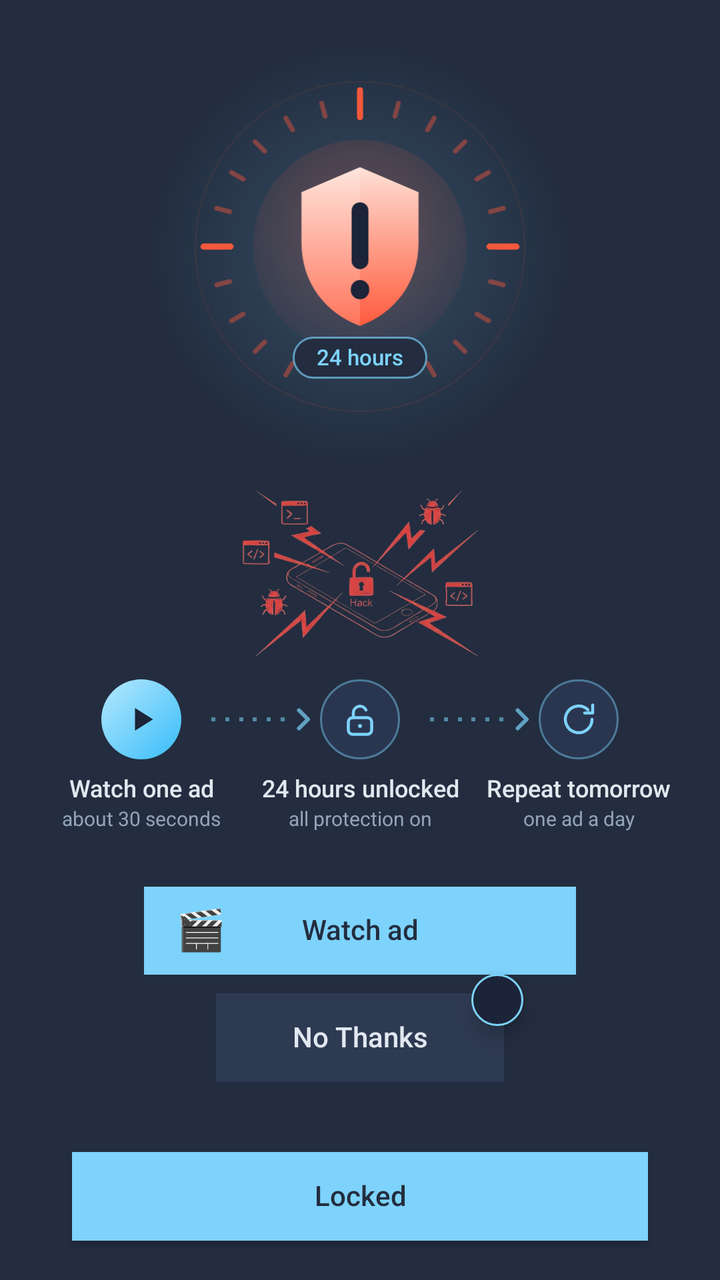
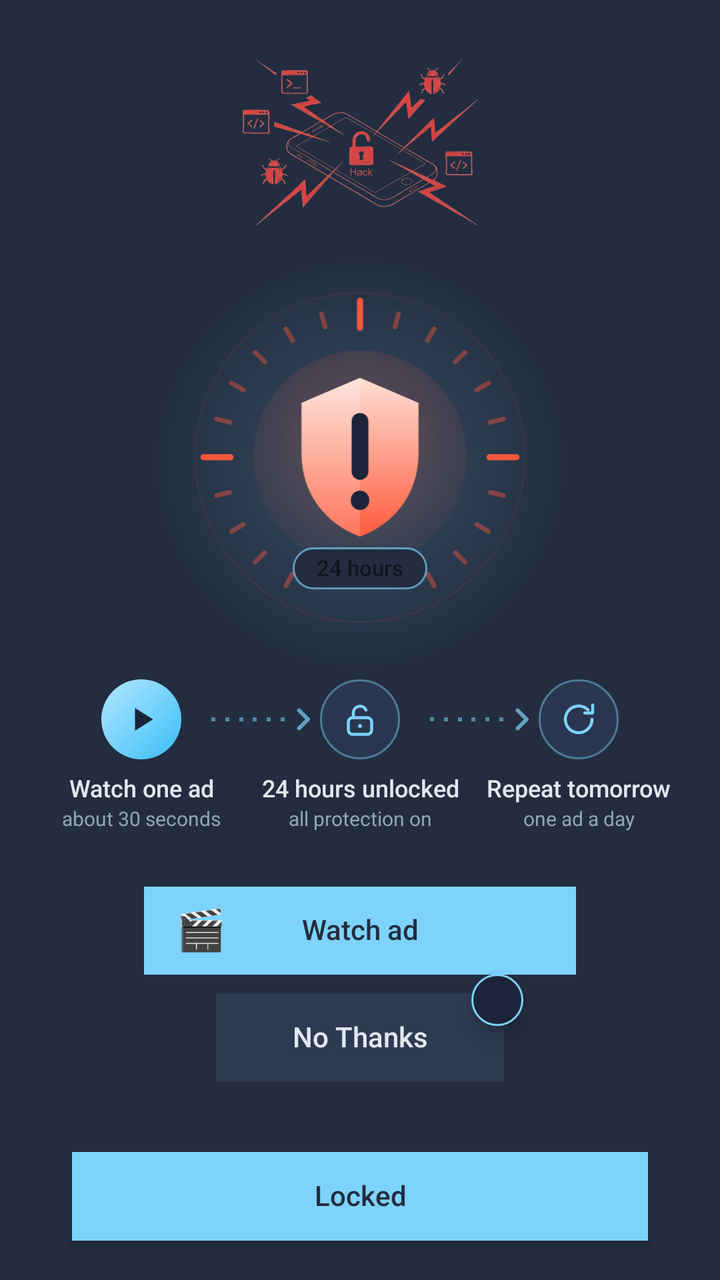

Two renders of the same Android screen: before a commit and after it. Below are the layout's source before the change and the commit's diff.
<!-- AndroidManifest.xml: activity theme Theme.NihalHome -->
<!-- res/layout/activity_premium.xml -->
<?xml version="1.0" encoding="utf-8"?>
<LinearLayout xmlns:android="http://schemas.android.com/apk/res/android"
    android:layout_width="match_parent"
    android:layout_height="match_parent"
    android:orientation="vertical"
    android:weightSum="1000"
    android:background="@color/onboarding_background"
    android:clipChildren="false"
    android:clipToPadding="false">

    <View
        android:layout_width="match_parent"
        android:layout_height="0dp"
        android:layout_weight="30" />

    <LinearLayout
        android:layout_width="match_parent"
        android:layout_height="0dp"
        android:layout_weight="663"
        android:orientation="vertical"
        android:clipChildren="false"
        android:clipToPadding="false">

        <FrameLayout
            android:layout_width="match_parent"
            android:layout_height="wrap_content"
            android:background="@drawable/bg_premium_hero_glow"
            android:paddingTop="20dp"
            android:paddingBottom="20dp">

            <LinearLayout
                android:layout_width="match_parent"
                android:layout_height="wrap_content"
                android:orientation="horizontal"
                android:weightSum="100">

                <View
                    android:layout_width="0dp"
                    android:layout_height="match_parent"
                    android:layout_weight="20" />

                <ImageView
                    android:id="@+id/imageHero"
                    android:layout_width="0dp"
                    android:layout_height="wrap_content"
                    android:layout_weight="60"
                    android:adjustViewBounds="true"
                    android:scaleType="fitCenter"
                    android:src="@drawable/ic_premium_hero"
                    android:importantForAccessibility="no" />

                <View
                    android:layout_width="0dp"
                    android:layout_height="match_parent"
                    android:layout_weight="20" />

            </LinearLayout>

            <TextView
                android:id="@+id/textHeroChip"
                android:layout_width="wrap_content"
                android:layout_height="wrap_content"
                android:layout_gravity="bottom|center_horizontal"
                android:layout_marginBottom="25dp"
                android:background="@drawable/bg_premium_hero_chip"
                android:fontFamily="sans-serif-medium"
                android:includeFontPadding="false"
                android:paddingStart="12dp"
                android:paddingTop="4dp"
                android:paddingEnd="12dp"
                android:paddingBottom="4dp"
                android:text="@string/premium_hero_chip"
                android:textColor="@color/onboarding_accent"
                android:textSize="11sp" />

        </FrameLayout>

        <ImageView
            android:id="@+id/imageGapFill"
            android:layout_width="match_parent"
            android:layout_height="0dp"
            android:layout_weight="1"
            android:layout_marginStart="16dp"
            android:layout_marginTop="8dp"
            android:layout_marginEnd="16dp"
            android:layout_marginBottom="8dp"
            android:adjustViewBounds="true"
            android:scaleType="fitCenter"
            android:src="@drawable/premium_gap_image"
            android:importantForAccessibility="no" />

        <LinearLayout
            android:id="@+id/stepsStrip"
            android:layout_width="match_parent"
            android:layout_height="wrap_content"
            android:layout_marginBottom="28dp"
            android:orientation="horizontal"
            android:paddingStart="16dp"
            android:paddingEnd="16dp"
            android:weightSum="3">

            <LinearLayout
                android:layout_width="0dp"
                android:layout_height="wrap_content"
                android:layout_weight="1"
                android:orientation="vertical">

                <LinearLayout
                    android:layout_width="match_parent"
                    android:layout_height="wrap_content"
                    android:gravity="center_vertical"
                    android:orientation="horizontal">

                    <View
                        android:layout_width="0dp"
                        android:layout_height="4dp"
                        android:layout_marginEnd="14dp"
                        android:layout_weight="1" />

                    <FrameLayout
                        android:layout_width="40dp"
                        android:layout_height="40dp"
                        android:background="@drawable/bg_step_active">

                        <ImageView
                            android:layout_width="20dp"
                            android:layout_height="20dp"
                            android:layout_gravity="center"
                            android:src="@drawable/ic_step_play"
                            android:importantForAccessibility="no" />

                    </FrameLayout>

                    <View
                        android:layout_width="0dp"
                        android:layout_height="4dp"
                        android:layout_marginStart="14dp"
                        android:layout_weight="1"
                        android:background="@drawable/bg_step_dots" />

                </LinearLayout>

                <TextView
                    android:id="@+id/textStepWatchTitle"
                    android:layout_width="match_parent"
                    android:layout_height="wrap_content"
                    android:layout_marginTop="8dp"
                    android:fontFamily="sans-serif-medium"
                    android:gravity="center"
                    android:includeFontPadding="false"
                    android:maxLines="2"
                    android:paddingStart="2dp"
                    android:paddingEnd="2dp"
                    android:text="@string/premium_step_watch_title"
                    android:textColor="@color/onboarding_heading"
                    android:textSize="12sp" />

                <TextView
                    android:id="@+id/textStepWatchSub"
                    android:layout_width="match_parent"
                    android:layout_height="wrap_content"
                    android:layout_marginTop="2dp"
                    android:gravity="center"
                    android:includeFontPadding="false"
                    android:maxLines="2"
                    android:paddingStart="2dp"
                    android:paddingEnd="2dp"
                    android:text="@string/premium_step_watch_sub"
                    android:textColor="@color/premium_muted"
                    android:textSize="10sp" />

            </LinearLayout>

            <LinearLayout
                android:layout_width="0dp"
                android:layout_height="wrap_content"
                android:layout_weight="1"
                android:orientation="vertical">

                <LinearLayout
                    android:layout_width="match_parent"
                    android:layout_height="wrap_content"
                    android:gravity="center_vertical"
                    android:orientation="horizontal">

                    <View
                        android:layout_width="0dp"
                        android:layout_height="4dp"
                        android:layout_marginEnd="2dp"
                        android:layout_weight="1"
                        android:background="@drawable/bg_step_dots" />

                    <ImageView
                        android:layout_width="8dp"
                        android:layout_height="12dp"
                        android:layout_marginEnd="4dp"
                        android:src="@drawable/ic_step_chevron"
                        android:importantForAccessibility="no" />

                    <FrameLayout
                        android:layout_width="40dp"
                        android:layout_height="40dp"
                        android:background="@drawable/bg_step_idle">

                        <ImageView
                            android:layout_width="20dp"
                            android:layout_height="20dp"
                            android:layout_gravity="center"
                            android:src="@drawable/ic_step_unlock"
                            android:importantForAccessibility="no" />

                    </FrameLayout>

                    <View
                        android:layout_width="0dp"
                        android:layout_height="4dp"
                        android:layout_marginStart="14dp"
                        android:layout_weight="1"
                        android:background="@drawable/bg_step_dots" />

                </LinearLayout>

                <TextView
                    android:id="@+id/textStepUnlockTitle"
                    android:layout_width="match_parent"
                    android:layout_height="wrap_content"
                    android:layout_marginTop="8dp"
                    android:fontFamily="sans-serif-medium"
                    android:gravity="center"
                    android:includeFontPadding="false"
                    android:maxLines="2"
                    android:paddingStart="2dp"
                    android:paddingEnd="2dp"
                    android:text="@string/premium_step_unlock_title"
                    android:textColor="@color/onboarding_heading"
                    android:textSize="12sp" />

                <TextView
                    android:id="@+id/textStepUnlockSub"
                    android:layout_width="match_parent"
                    android:layout_height="wrap_content"
                    android:layout_marginTop="2dp"
                    android:gravity="center"
                    android:includeFontPadding="false"
                    android:maxLines="2"
                    android:paddingStart="2dp"
                    android:paddingEnd="2dp"
                    android:text="@string/premium_step_unlock_sub"
                    android:textColor="@color/premium_muted"
                    android:textSize="10sp" />

            </LinearLayout>

            <LinearLayout
                android:layout_width="0dp"
                android:layout_height="wrap_content"
                android:layout_weight="1"
                android:orientation="vertical">

                <LinearLayout
                    android:layout_width="match_parent"
                    android:layout_height="wrap_content"
                    android:gravity="center_vertical"
                    android:orientation="horizontal">

                    <View
                        android:layout_width="0dp"
                        android:layout_height="4dp"
                        android:layout_marginEnd="2dp"
                        android:layout_weight="1"
                        android:background="@drawable/bg_step_dots" />

                    <ImageView
                        android:layout_width="8dp"
                        android:layout_height="12dp"
                        android:layout_marginEnd="4dp"
                        android:src="@drawable/ic_step_chevron"
                        android:importantForAccessibility="no" />

                    <FrameLayout
                        android:layout_width="40dp"
                        android:layout_height="40dp"
                        android:background="@drawable/bg_step_idle">

                        <ImageView
                            android:layout_width="20dp"
                            android:layout_height="20dp"
                            android:layout_gravity="center"
                            android:src="@drawable/ic_step_repeat"
                            android:importantForAccessibility="no" />

                    </FrameLayout>

                    <View
                        android:layout_width="0dp"
                        android:layout_height="4dp"
                        android:layout_marginStart="14dp"
                        android:layout_weight="1" />

                </LinearLayout>

                <TextView
                    android:id="@+id/textStepRepeatTitle"
                    android:layout_width="match_parent"
                    android:layout_height="wrap_content"
                    android:layout_marginTop="8dp"
                    android:fontFamily="sans-serif-medium"
                    android:gravity="center"
                    android:includeFontPadding="false"
                    android:maxLines="2"
                    android:paddingStart="2dp"
                    android:paddingEnd="2dp"
                    android:text="@string/premium_step_repeat_title"
                    android:textColor="@color/onboarding_heading"
                    android:textSize="12sp" />

                <TextView
                    android:id="@+id/textStepRepeatSub"
                    android:layout_width="match_parent"
                    android:layout_height="wrap_content"
                    android:layout_marginTop="2dp"
                    android:gravity="center"
                    android:includeFontPadding="false"
                    android:maxLines="2"
                    android:paddingStart="2dp"
                    android:paddingEnd="2dp"
                    android:text="@string/premium_step_repeat_sub"
                    android:textColor="@color/premium_muted"
                    android:textSize="10sp" />

            </LinearLayout>

        </LinearLayout>

    </LinearLayout>

    <LinearLayout
        android:layout_width="match_parent"
        android:layout_height="0dp"
        android:layout_weight="69"
        android:orientation="horizontal"
        android:weightSum="100">

        <View
            android:layout_width="0dp"
            android:layout_height="match_parent"
            android:layout_weight="20" />

        <FrameLayout
            android:id="@+id/watchAdContainer"
            android:layout_width="0dp"
            android:layout_height="match_parent"
            android:layout_weight="60">

            <Button
                android:id="@+id/buttonWatchAd"
                android:layout_width="match_parent"
                android:layout_height="match_parent"
                android:background="@color/onboarding_accent"
                android:text="@string/action_watch_ad"
                android:textColor="@color/onboarding_button_text"
                android:textAllCaps="false"
                android:includeFontPadding="false"
                android:elevation="0dp" />

            <TextView
                android:id="@+id/emojiWatchAd"
                android:layout_width="wrap_content"
                android:layout_height="wrap_content"
                android:layout_gravity="start|center_vertical"
                android:layout_marginStart="16dp"
                android:text="🎬"
                android:textSize="20sp"
                android:textColor="@color/onboarding_button_text"
                android:includeFontPadding="false"
                android:visibility="visible"
                android:clickable="false"
                android:focusable="false"
                android:elevation="4dp"
                android:translationZ="4dp"
                android:importantForAccessibility="no" />

        </FrameLayout>

        <View
            android:layout_width="0dp"
            android:layout_height="match_parent"
            android:layout_weight="20" />

    </LinearLayout>

    <View
        android:layout_width="match_parent"
        android:layout_height="0dp"
        android:layout_weight="15" />

    <LinearLayout
        android:layout_width="match_parent"
        android:layout_height="0dp"
        android:layout_weight="69"
        android:orientation="horizontal"
        android:weightSum="100"
        android:clipChildren="false"
        android:clipToPadding="false">

        <View
            android:layout_width="0dp"
            android:layout_height="match_parent"
            android:layout_weight="30" />

        <FrameLayout
            android:id="@+id/skipButtonContainer"
            android:layout_width="0dp"
            android:layout_height="match_parent"
            android:layout_weight="40"
            android:clipChildren="false"
            android:clipToPadding="false">

            <Button
                android:id="@+id/buttonSkip"
                android:layout_width="match_parent"
                android:layout_height="match_parent"
                android:background="@color/onboarding_button_unselected"
                android:text="@string/action_skip"
                android:textColor="@color/onboarding_heading"
                android:textAllCaps="false"
                android:includeFontPadding="false"
                android:enabled="false"
                android:elevation="0dp" />

            <TextView
                android:id="@+id/skipCountdownBadge"
                android:layout_width="26dp"
                android:layout_height="26dp"
                android:layout_gravity="top|end"
                android:layout_marginTop="-10dp"
                android:layout_marginEnd="-10dp"
                android:background="@drawable/bg_skip_countdown_badge"
                android:gravity="center"
                android:textColor="@color/onboarding_heading"
                android:textSize="12sp"
                android:includeFontPadding="false"
                android:elevation="6dp" />

        </FrameLayout>

        <View
            android:layout_width="0dp"
            android:layout_height="match_parent"
            android:layout_weight="30" />

    </LinearLayout>

    <View
        android:layout_width="match_parent"
        android:layout_height="0dp"
        android:layout_weight="15" />

    <View
        android:layout_width="match_parent"
        android:layout_height="0dp"
        android:layout_weight="40" />

    <LinearLayout
        android:layout_width="match_parent"
        android:layout_height="0dp"
        android:layout_weight="69"
        android:orientation="horizontal"
        android:weightSum="100">

        <View
            android:layout_width="0dp"
            android:layout_height="match_parent"
            android:layout_weight="10" />

        <Button
            android:id="@+id/buttonLocked"
            android:layout_width="0dp"
            android:layout_height="match_parent"
            android:layout_weight="80"
            android:background="@color/onboarding_accent"
            android:text="@string/action_locked"
            android:textColor="@color/onboarding_button_text"
            android:textAllCaps="false"
            android:includeFontPadding="false"
            android:elevation="0dp" />

        <View
            android:layout_width="0dp"
            android:layout_height="match_parent"
            android:layout_weight="10" />

    </LinearLayout>

    <View
        android:layout_width="match_parent"
        android:layout_height="0dp"
        android:layout_weight="30" />

</LinearLayout>
<!-- resources referenced by this layout -->
<resources>
  <color name="onboarding_accent">#7DD3FC</color>
  <color name="onboarding_background">#232D3F</color>
  <color name="onboarding_button_text">#232D3F</color>
  <color name="onboarding_button_unselected">#2E3A52</color>
  <color name="onboarding_heading">#E2E8F0</color>
  <color name="premium_muted">#94A3B8</color>
  <!-- drawable bg_premium_hero_chip (drawable) -->
  <?xml version="1.0" encoding="utf-8"?>
  <shape xmlns:android="http://schemas.android.com/apk/res/android"
      android:shape="rectangle">
      <solid android:color="@color/onboarding_background" />
      <stroke
          android:width="1dp"
          android:color="@color/premium_chip_border" />
      <corners android:radius="12dp" />
  </shape>
  <!-- drawable bg_skip_countdown_badge (drawable) -->
  <?xml version="1.0" encoding="utf-8"?>
  <shape xmlns:android="http://schemas.android.com/apk/res/android"
      android:shape="oval">
      <solid android:color="@color/onboarding_button_locked" />
      <stroke
          android:width="1dp"
          android:color="@color/onboarding_accent" />
  </shape>
  <!-- drawable bg_step_active (drawable) -->
  <?xml version="1.0" encoding="utf-8"?>
  <shape xmlns:android="http://schemas.android.com/apk/res/android"
      android:shape="oval">
      <gradient
          android:type="linear"
          android:angle="315"
          android:startColor="@color/premium_step_active_start"
          android:endColor="@color/premium_step_active_end" />
  </shape>
  <!-- drawable bg_step_dots (drawable) -->
  <?xml version="1.0" encoding="utf-8"?>
  <shape xmlns:android="http://schemas.android.com/apk/res/android"
      android:shape="line">
      <stroke
          android:width="2dp"
          android:color="@color/premium_dots"
          android:dashWidth="2dp"
          android:dashGap="5dp" />
  </shape>
  <!-- drawable bg_step_idle (drawable) -->
  <?xml version="1.0" encoding="utf-8"?>
  <shape xmlns:android="http://schemas.android.com/apk/res/android"
      android:shape="oval">
      <solid android:color="@color/premium_step_idle_background" />
      <stroke
          android:width="1dp"
          android:color="@color/premium_step_idle_border" />
  </shape>
  <string name="action_locked">Locked</string>
  <string name="action_skip">No Thanks</string>
  <string name="action_watch_ad">Watch ad</string>
  <string name="premium_hero_chip">24 hours</string>
  <string name="premium_step_repeat_sub">one ad a day</string>
  <string name="premium_step_repeat_title">Repeat tomorrow</string>
  <string name="premium_step_unlock_sub">all protection on</string>
  <string name="premium_step_unlock_title">24 hours unlocked</string>
  <string name="premium_step_watch_sub">about 30 seconds</string>
  <string name="premium_step_watch_title">Watch one ad</string>
  <style name="Theme.NihalHome" parent="android:Theme.Material.Light.NoActionBar">
          <item name="android:windowBackground">@android:color/white</item>
          <item name="android:statusBarColor">@android:color/white</item>
          <item name="android:navigationBarColor">@android:color/white</item>
          <item name="android:windowLightStatusBar">true</item>
      </style>
  <color name="premium_chip_border">#A67DD3FC</color>
  <color name="premium_glow_center">#337DD3FC</color>
  <color name="premium_glow_edge">#007DD3FC</color>
  <color name="onboarding_button_locked">#1B2438</color>
  <color name="premium_step_active_start">#B5E8FF</color>
  <color name="premium_step_active_end">#38BDF8</color>
  <color name="premium_dots">#8C7DD3FC</color>
  <color name="premium_step_idle_background">#2A3650</color>
  <color name="premium_step_idle_border">#737DD3FC</color>
  <color name="premium_chevron">#B37DD3FC</color>
  <!-- unchanged entries left out for length: 7 -->
</resources>

<!-- the commit's change to res/layout/activity_premium.xml (unified diff, before → after) -->
@@ -20,6 +20,20 @@
         android:orientation="vertical"
         android:clipChildren="false"
         android:clipToPadding="false">
+
+        <ImageView
+            android:id="@+id/imageGapFill"
+            android:layout_width="match_parent"
+            android:layout_height="0dp"
+            android:layout_weight="1"
+            android:layout_marginStart="16dp"
+            android:layout_marginTop="8dp"
+            android:layout_marginEnd="16dp"
+            android:layout_marginBottom="8dp"
+            android:adjustViewBounds="true"
+            android:scaleType="fitCenter"
+            android:src="@drawable/premium_gap_image"
+            android:importantForAccessibility="no" />
 
         <FrameLayout
             android:layout_width="match_parent"
@@ -70,24 +84,10 @@
                 android:paddingEnd="12dp"
                 android:paddingBottom="4dp"
                 android:text="@string/premium_hero_chip"
-                android:textColor="@color/onboarding_accent"
+                android:textColor="@color/premium_expired_accent"
                 android:textSize="11sp" />
 
         </FrameLayout>
-
-        <ImageView
-            android:id="@+id/imageGapFill"
-            android:layout_width="match_parent"
-            android:layout_height="0dp"
-            android:layout_weight="1"
-            android:layout_marginStart="16dp"
-            android:layout_marginTop="8dp"
-            android:layout_marginEnd="16dp"
-            android:layout_marginBottom="8dp"
-            android:adjustViewBounds="true"
-            android:scaleType="fitCenter"
-            android:src="@drawable/premium_gap_image"
-            android:importantForAccessibility="no" />
 
         <LinearLayout
             android:id="@+id/stepsStrip"
